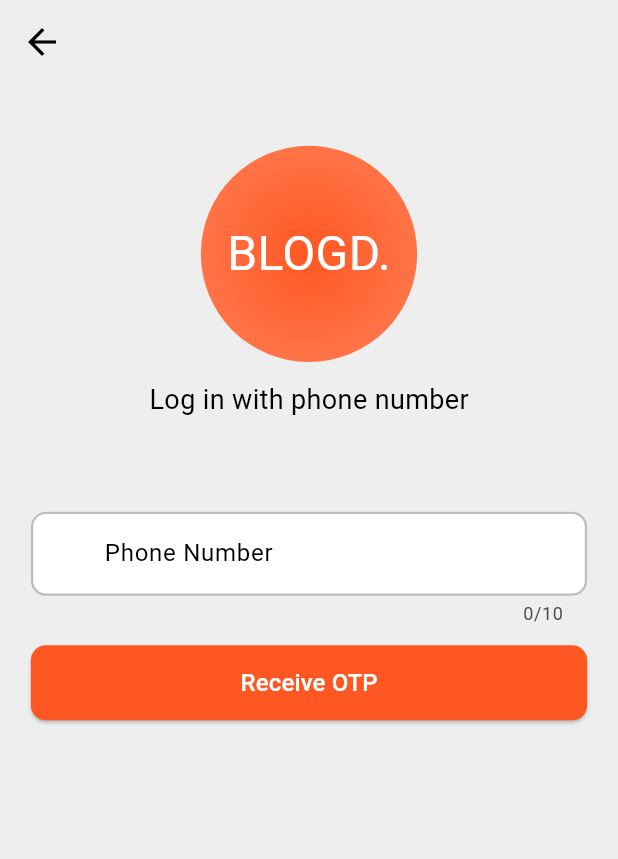
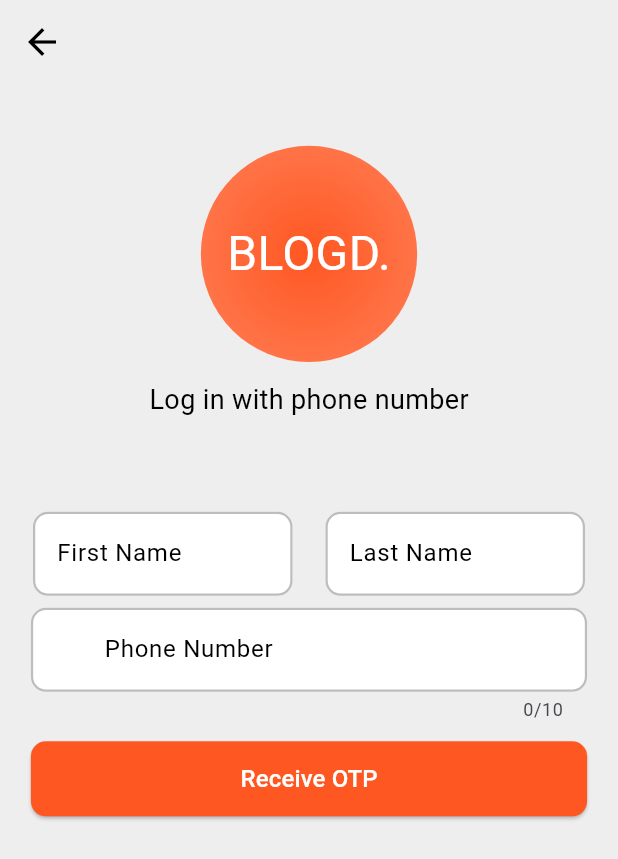
Before and after one commit to muhammadXainAhmad/blog_app_firebase_flutter, a Flutter app: the SignUpPage screen opened by its route, after a tap on "Phone", on a phone screen of 412 x 824 dp. Shown: the top 859 px of the screen. Run offline on Flutter 3.47's test engine with Material 3 defaults, Android fonts, the phone set to English and light mode, and no system bars; our stand-ins replace cloud_firestore, firebase_auth, firebase_core, flutter_dotenv; accounts and stored records are empty.

Commit message:
Storing phoneAuth data to firestore

```diff
--- a/lib/Views/phone_login.dart
+++ b/lib/Views/phone_login.dart
@@ -10,9 +10,12 @@ class PhoneLogin extends StatelessWidget {
   Widget build(BuildContext context) {
     final screenW = MediaQuery.sizeOf(context).width;
     final screenH = MediaQuery.sizeOf(context).height;
-
+    final TextEditingController fNameController = TextEditingController();
+    final TextEditingController lNameController = TextEditingController();
     final TextEditingController phoneController = TextEditingController();
-    return Scaffold(
+    return GestureDetector(
+      onTap: () => FocusScope.of(context).unfocus(),
+      child: Scaffold(
         backgroundColor: bgClr,
         appBar: AppBar(
           backgroundColor: bgClr,
@@ -32,13 +35,51 @@ class PhoneLogin extends StatelessWidget {
                   ),
                 ),
                 SizedBox(height: screenH * 0.075),
+                Row(
+                  mainAxisAlignment: MainAxisAlignment.spaceEvenly,
+                  children: [
+                    SizedBox(
+                      width: screenW * 0.42,
+                      child: TextField(
+                        textCapitalization: TextCapitalization.words,
+                        keyboardType: TextInputType.text,
+                        controller: fNameController,
+                        decoration: InputDecoration(
+                          filled: true,
+                          fillColor: whiteClr,
+                          enabledBorder: eBorder,
+                          focusedBorder: fBorder,
+                          hintText: "First Name",
+                          hintStyle: TextStyle(color: blackClr, fontSize: 16),
+                        ),
+                      ),
+                    ),
+                    SizedBox(
+                      width: screenW * 0.42,
+                      child: TextField(
+                        textCapitalization: TextCapitalization.words,
+                        keyboardType: TextInputType.text,
+                        controller: lNameController,
+                        decoration: InputDecoration(
+                          filled: true,
+                          fillColor: whiteClr,
+                          enabledBorder: eBorder,
+                          focusedBorder: fBorder,
+                          hintText: "Last Name",
+                          hintStyle: TextStyle(color: blackClr, fontSize: 16),
+                        ),
+                      ),
+                    ),
+                  ],
+                ),
                 Padding(
-                padding: const EdgeInsets.only(bottom: 8),
+                  padding: const EdgeInsets.only(top: 8, bottom: 8),
                   child: SizedBox(
                     width: screenW * 0.9,
                     child: TextField(
                       controller: phoneController,
-                    keyboardType: TextInputType.number,maxLength: 10,
+                      keyboardType: TextInputType.number,
+                      maxLength: 10,
                       decoration: InputDecoration(
                         filled: true,
                         fillColor: whiteClr,
@@ -65,6 +106,8 @@ class PhoneLogin extends StatelessWidget {
                       AuthMethods().loginWithPhone(
                         context,
                         "+92${phoneController.text.trim()}",
+                        fNameController.text.trim(),
+                        lNameController.text.trim(),
                       );
                     },
 
@@ -78,6 +121,7 @@ class PhoneLogin extends StatelessWidget {
             ),
           ),
         ),
+      ),
     );
   }
 }
--- a/lib/models/users.dart
+++ b/lib/models/users.dart
@@ -2,13 +2,15 @@ class UserModel {
   final String uid;
   final String firstName;
   final String lastName;
-  final String email;
+  final String? email;
+  final String? phoneNumber;
 
   UserModel({
     required this.uid,
     required this.firstName,
     required this.lastName,
-    required this.email,
+    this.email,
+    this.phoneNumber,
   });
 
   Map<String, dynamic> toMap() => {
@@ -16,5 +18,6 @@ class UserModel {
     "firstName": firstName,
     "lastName": lastName,
     "email": email,
+    "phoneNumber": phoneNumber,
   };
 }
```
Also changed, not shown: lib/Views/login.dart (+5 -18 lines), lib/Views/signup.dart (+2 -19 lines), lib/methods/auth_methods.dart (+89 -18 lines). Lines whose indentation alone changed are shown as unchanged.
